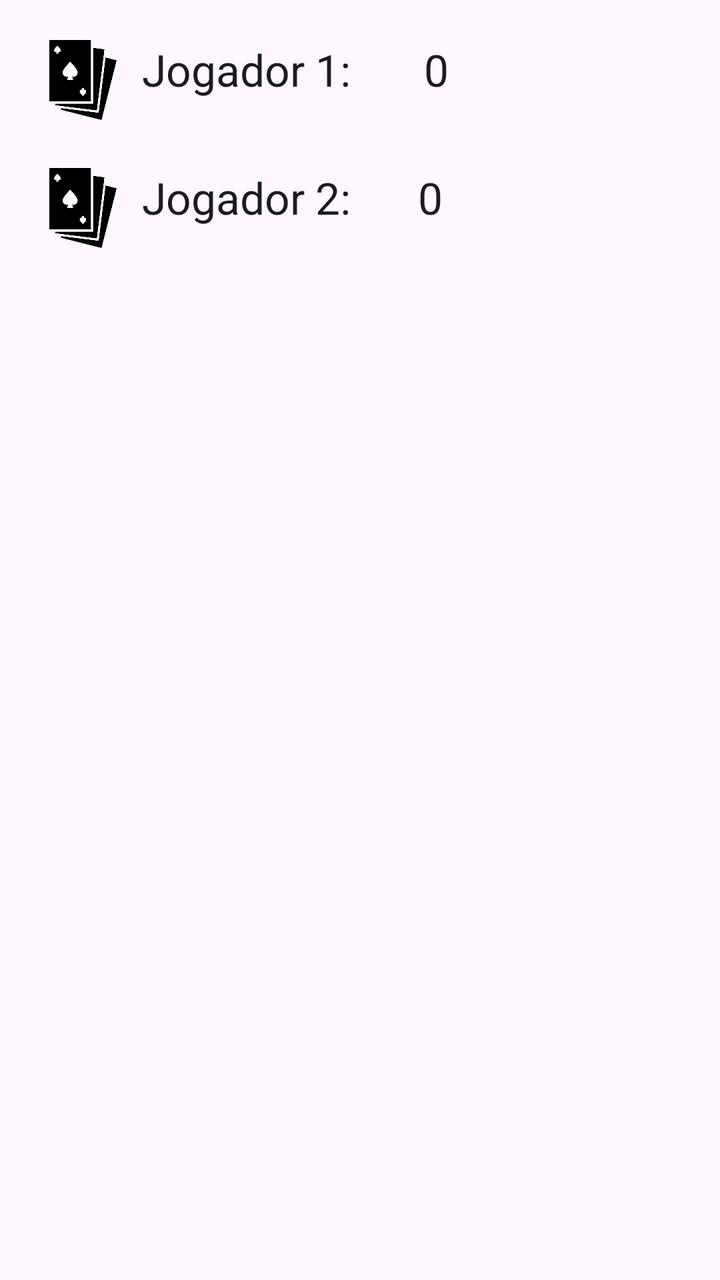
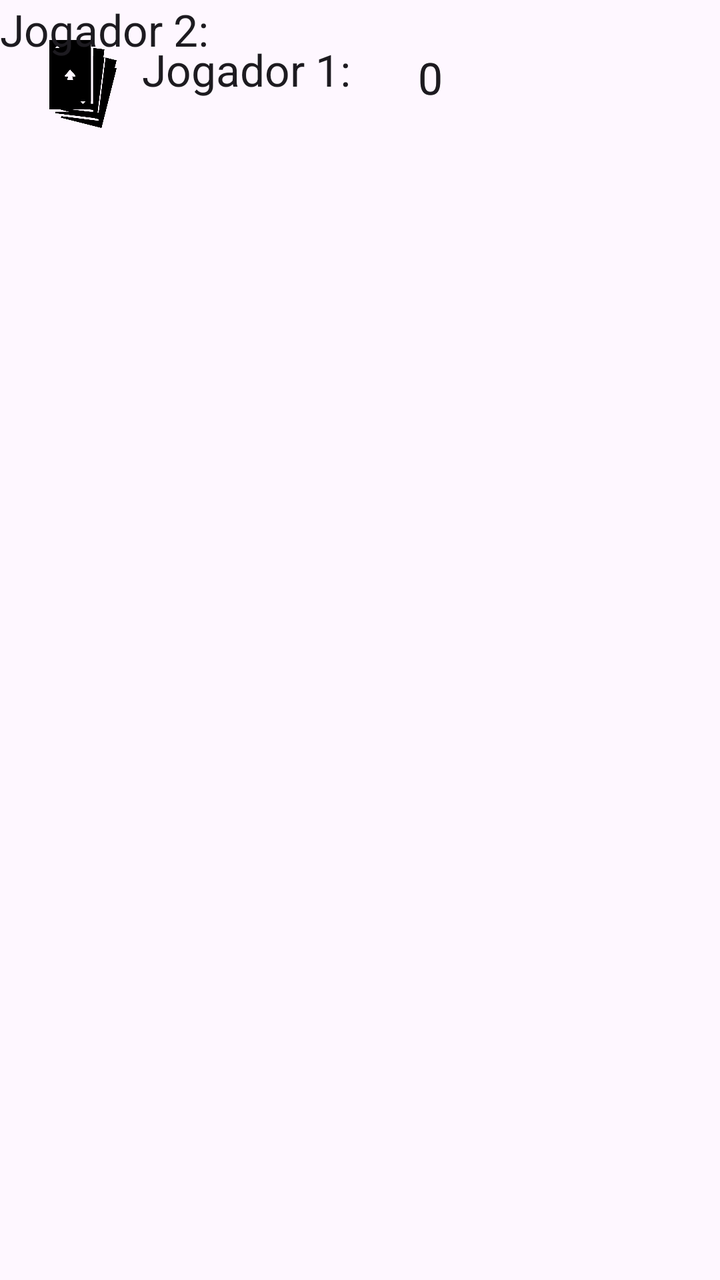

Screens rendered from an Android XML layout before and after an edit, with the pre-edit source and the edit as a unified diff.
<!-- AndroidManifest.xml: application theme Theme.CatMarker -->
<!-- res/layout/activity_historico.xml -->
<?xml version="1.0" encoding="utf-8"?>
<androidx.constraintlayout.widget.ConstraintLayout xmlns:android="http://schemas.android.com/apk/res/android"
    xmlns:app="http://schemas.android.com/apk/res-auto"
    xmlns:tools="http://schemas.android.com/tools"
    android:id="@+id/main"
    android:layout_width="match_parent"
    android:layout_height="match_parent"
    tools:context=".HistoricoActivity">

    <ImageView
        android:id="@+id/icJogadorUm"
        android:layout_width="51dp"
        android:layout_height="40dp"
        android:layout_marginStart="16dp"
        android:layout_marginTop="20dp"
        android:contentDescription="Logo jogador 1"
        app:layout_constraintStart_toStartOf="parent"
        app:layout_constraintTop_toTopOf="parent"
        app:srcCompat="@drawable/ic_jogadorum" />

    <TextView
        android:id="@+id/tvLabelJogadorUm"
        android:layout_width="137dp"
        android:layout_height="40dp"
        android:layout_marginStart="4dp"
        android:layout_marginTop="20dp"
        android:text="Jogador 1:"
        android:textAppearance="@style/TextAppearance.AppCompat.Large"
        app:layout_constraintStart_toEndOf="@+id/icJogadorUm"
        app:layout_constraintTop_toTopOf="parent" />

    <TextView
        android:id="@+id/tvPartidasJogadorUm"
        android:layout_width="wrap_content"
        android:layout_height="40dp"
        android:layout_marginStart="4dp"
        android:text="0"
        android:textAppearance="@style/TextAppearance.AppCompat.Large"
        app:layout_constraintBaseline_toBaselineOf="@+id/tvLabelJogadorUm"
        app:layout_constraintStart_toEndOf="@+id/tvLabelJogadorUm" />

    <ImageView
        android:id="@+id/icJogadorDois"
        android:layout_width="51dp"
        android:layout_height="40dp"
        android:layout_marginStart="16dp"
        android:layout_marginTop="24dp"
        android:contentDescription="Logo jogador 2"
        app:layout_constraintStart_toStartOf="parent"
        app:layout_constraintTop_toBottomOf="@+id/tvLabelJogadorUm"
        app:srcCompat="@drawable/ic_jogadorum" />

    <TextView
        android:id="@+id/tvLabelJogadorDois"
        android:layout_width="134dp"
        android:layout_height="40dp"
        android:layout_marginStart="4dp"
        android:layout_marginTop="24dp"
        android:text="Jogador 2:"
        android:textAppearance="@style/TextAppearance.AppCompat.Large"
        app:layout_constraintStart_toEndOf="@+id/icJogadorDois"
        app:layout_constraintTop_toBottomOf="@+id/tvLabelJogadorUm" />

    <TextView
        android:id="@+id/tvPartidasJogadorDois"
        android:layout_width="wrap_content"
        android:layout_height="40dp"
        android:layout_marginStart="4dp"
        android:layout_marginTop="24dp"
        android:text="0"
        android:textAppearance="@style/TextAppearance.AppCompat.Large"
        app:layout_constraintBaseline_toBaselineOf="@+id/tvLabelJogadorDois"
        app:layout_constraintStart_toEndOf="@+id/tvLabelJogadorDois" />

</androidx.constraintlayout.widget.ConstraintLayout>
<!-- resources referenced by this layout -->
<resources>
  <!-- drawable ic_jogadorum: png bitmap (drawable, 12488 bytes) -->
  <style name="Theme.CatMarker" parent="Base.Theme.CatMarker" />
  <style name="Base.Theme.CatMarker" parent="Theme.Material3.DayNight.NoActionBar">
          
          
      </style>
</resources>

<!-- the commit's change to res/layout/activity_historico.xml (unified diff, before → after) -->
@@ -19,7 +19,7 @@
         app:srcCompat="@drawable/ic_jogadorum" />
 
     <TextView
-        android:id="@+id/tvLabelJogadorUm"
+        android:id="@+id/tvNomeJogadorDois"
         android:layout_width="137dp"
         android:layout_height="40dp"
         android:layout_marginStart="4dp"
@@ -36,8 +36,8 @@
         android:layout_marginStart="4dp"
         android:text="0"
         android:textAppearance="@style/TextAppearance.AppCompat.Large"
-        app:layout_constraintBaseline_toBaselineOf="@+id/tvLabelJogadorUm"
-        app:layout_constraintStart_toEndOf="@+id/tvLabelJogadorUm" />
+        app:layout_constraintBaseline_toBaselineOf="@+id/tvNomeJogadorDois"
+        app:layout_constraintStart_toEndOf="@+id/tvNomeJogadorDois" />
 
     <ImageView
         android:id="@+id/icJogadorDois"
@@ -47,11 +47,11 @@
         android:layout_marginTop="24dp"
         android:contentDescription="Logo jogador 2"
         app:layout_constraintStart_toStartOf="parent"
-        app:layout_constraintTop_toBottomOf="@+id/tvLabelJogadorUm"
+        app:layout_constraintTop_toBottomOf="@+id/tvNomeJogadorDois"
         app:srcCompat="@drawable/ic_jogadorum" />
 
     <TextView
-        android:id="@+id/tvLabelJogadorDois"
+        android:id="@+id/tvNomeJogadorDois"
         android:layout_width="134dp"
         android:layout_height="40dp"
         android:layout_marginStart="4dp"
@@ -59,7 +59,7 @@
         android:text="Jogador 2:"
         android:textAppearance="@style/TextAppearance.AppCompat.Large"
         app:layout_constraintStart_toEndOf="@+id/icJogadorDois"
-        app:layout_constraintTop_toBottomOf="@+id/tvLabelJogadorUm" />
+        app:layout_constraintTop_toBottomOf="@+id/tvNomeJogadorDois" />
 
     <TextView
         android:id="@+id/tvPartidasJogadorDois"
@@ -69,7 +69,7 @@
         android:layout_marginTop="24dp"
         android:text="0"
         android:textAppearance="@style/TextAppearance.AppCompat.Large"
-        app:layout_constraintBaseline_toBaselineOf="@+id/tvLabelJogadorDois"
-        app:layout_constraintStart_toEndOf="@+id/tvLabelJogadorDois" />
+        app:layout_constraintBaseline_toBaselineOf="@+id/tvNomeJogadorDois"
+        app:layout_constraintStart_toEndOf="@+id/tvNomeJogadorDois" />
 
 </androidx.constraintlayout.widget.ConstraintLayout>
